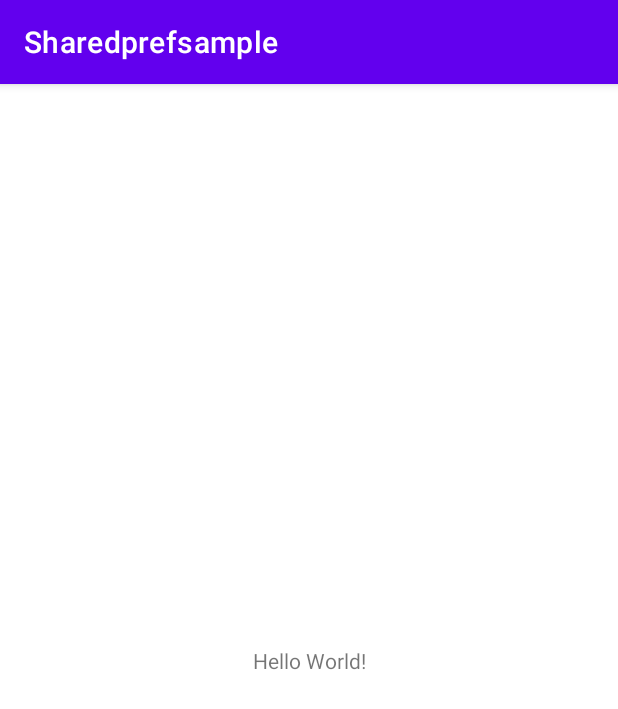
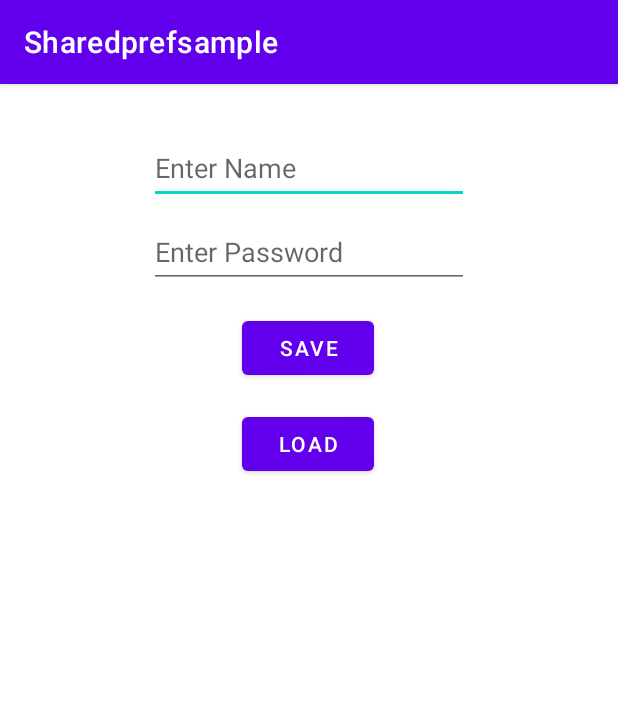
Before and after one commit to jahanzebnaeem/NexSkillAppDevBatch10, an Android app: the screen it shows after launch (MainActivity), on a phone screen of 412 x 824 dp. Shown: the top 709 px of the screen. Run offline under Robolectric (Android 15) with nearby library versions, the phone set to English and light mode, and no system bars.

Commit message:
Lecture 10
Shared Preferences understanding - Final commit

```diff
--- a/sharedprefsample/app/src/main/java/com/example/android/sharedprefsample/MainActivity.java
+++ b/sharedprefsample/app/src/main/java/com/example/android/sharedprefsample/MainActivity.java
@@ -3,12 +3,32 @@ package com.example.android.sharedprefsample;
 import androidx.appcompat.app.AppCompatActivity;
 
 import android.os.Bundle;
+import android.view.View;
+import android.widget.EditText;
+import android.widget.Toast;
 
 public class MainActivity extends AppCompatActivity {
+    SharedRef sharedRef;
+    EditText userName;
+    EditText password;
 
     @Override
     protected void onCreate(Bundle savedInstanceState) {
         super.onCreate(savedInstanceState);
         setContentView(R.layout.activity_main);
+
+        userName = (EditText) findViewById(R.id.txtName);
+        password = (EditText) findViewById(R.id.txtPassword);
+
+        sharedRef = new SharedRef(this);
+    }
+
+    public void buSave(View view) {
+        sharedRef.SaveData(userName.getText().toString(), password.getText().toString());
+    }
+
+    public void buLoad(View view) {
+        String Data = sharedRef.LoadData();
+        Toast.makeText(getApplicationContext(), Data, Toast.LENGTH_LONG).show();
     }
 }
--- /dev/null
+++ b/sharedprefsample/app/src/main/java/com/example/android/sharedprefsample/SharedRef.java
@@ -0,0 +1,25 @@
+package com.example.android.sharedprefsample;
+
+import android.content.Context;
+import android.content.SharedPreferences;
+
+public class SharedRef {
+    SharedPreferences sharedPreferences;
+
+    public SharedRef(Context context) {
+        sharedPreferences = context.getSharedPreferences("myRef", Context.MODE_PRIVATE);
+    }
+
+    public void SaveData(String UserName, String Password) {
+        SharedPreferences.Editor editor = sharedPreferences.edit();
+        editor.putString("UserName", UserName);
+        editor.putString("Password", Password);
+        editor.commit();
+    }
+
+    public String LoadData() {
+        String FileContent = "UserName: " + sharedPreferences.getString("UserName", "No name");
+        FileContent += ", Password: " + sharedPreferences.getString("Password", "No password");
+        return FileContent;
+    }
+}
--- a/sharedprefsample/app/src/main/res/layout/activity_main.xml
+++ b/sharedprefsample/app/src/main/res/layout/activity_main.xml
@@ -6,13 +6,54 @@
     android:layout_height="match_parent"
     tools:context=".MainActivity">
 
-    <TextView
+    <EditText
+        android:id="@+id/txtName"
         android:layout_width="wrap_content"
         android:layout_height="wrap_content"
-        android:text="Hello World!"
-        app:layout_constraintBottom_toBottomOf="parent"
-        app:layout_constraintLeft_toLeftOf="parent"
-        app:layout_constraintRight_toRightOf="parent"
+        android:layout_marginTop="32dp"
+        android:ems="10"
+        android:hint="Enter Name"
+        android:inputType="textPersonName"
+        android:minHeight="48dp"
+        app:layout_constraintEnd_toEndOf="parent"
+        app:layout_constraintStart_toStartOf="parent"
         app:layout_constraintTop_toTopOf="parent" />
 
+    <Button
+        android:id="@+id/btnSave"
+        android:layout_width="wrap_content"
+        android:layout_height="wrap_content"
+        android:layout_marginTop="16dp"
+        android:onClick="buSave"
+        android:text="Save"
+        app:layout_constraintEnd_toEndOf="parent"
+        app:layout_constraintHorizontal_bias="0.498"
+        app:layout_constraintStart_toStartOf="parent"
+        app:layout_constraintTop_toBottomOf="@id/txtPassword" />
+
+    <Button
+        android:id="@+id/btnLoad"
+        android:layout_width="wrap_content"
+        android:layout_height="wrap_content"
+        android:layout_marginTop="16dp"
+        android:onClick="buLoad"
+        android:text="Load"
+        app:layout_constraintEnd_toEndOf="parent"
+        app:layout_constraintHorizontal_bias="0.498"
+        app:layout_constraintStart_toStartOf="parent"
+        app:layout_constraintTop_toBottomOf="@id/btnSave" />
+
+    <EditText
+        android:id="@+id/txtPassword"
+        android:layout_width="wrap_content"
+        android:layout_height="wrap_content"
+        android:layout_marginTop="8dp"
+        android:ems="10"
+        android:hint="Enter Password"
+        android:inputType="textPassword"
+        android:minHeight="48dp"
+        app:layout_constraintEnd_toEndOf="parent"
+        app:layout_constraintStart_toStartOf="parent"
+        app:layout_constraintTop_toBottomOf="@id/txtName" />
+
 </androidx.constraintlayout.widget.ConstraintLayout>
```
